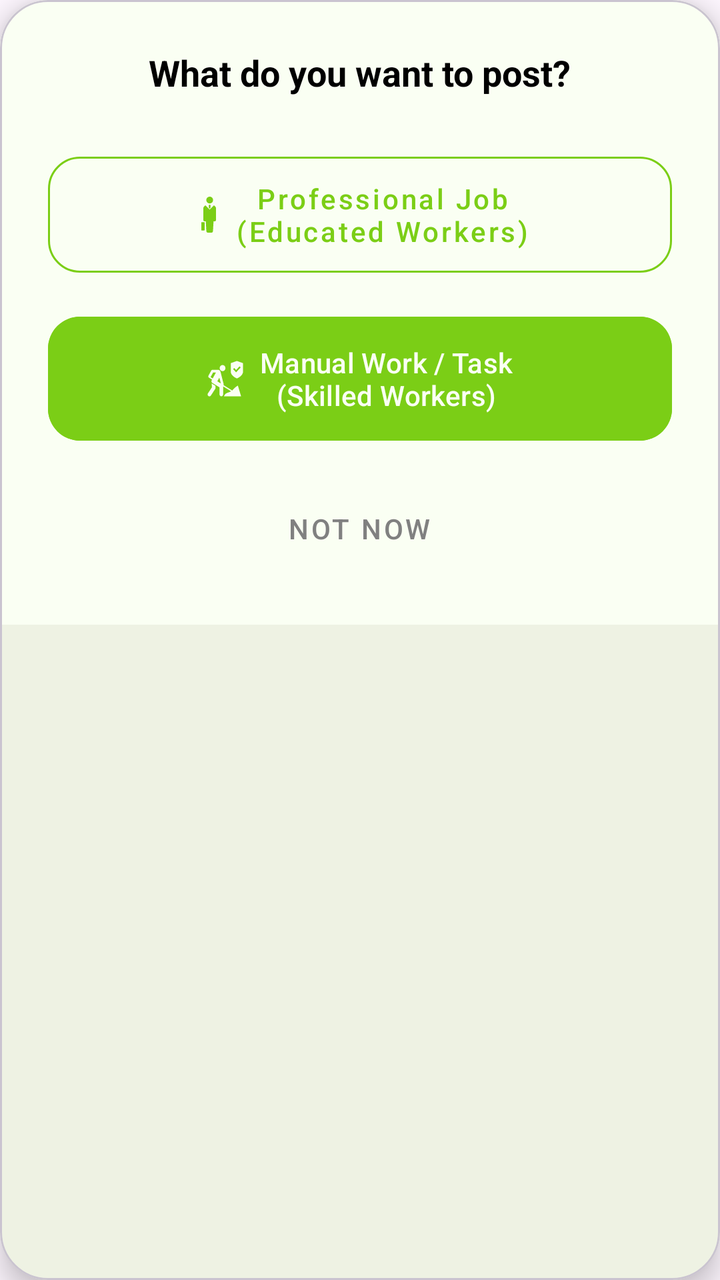
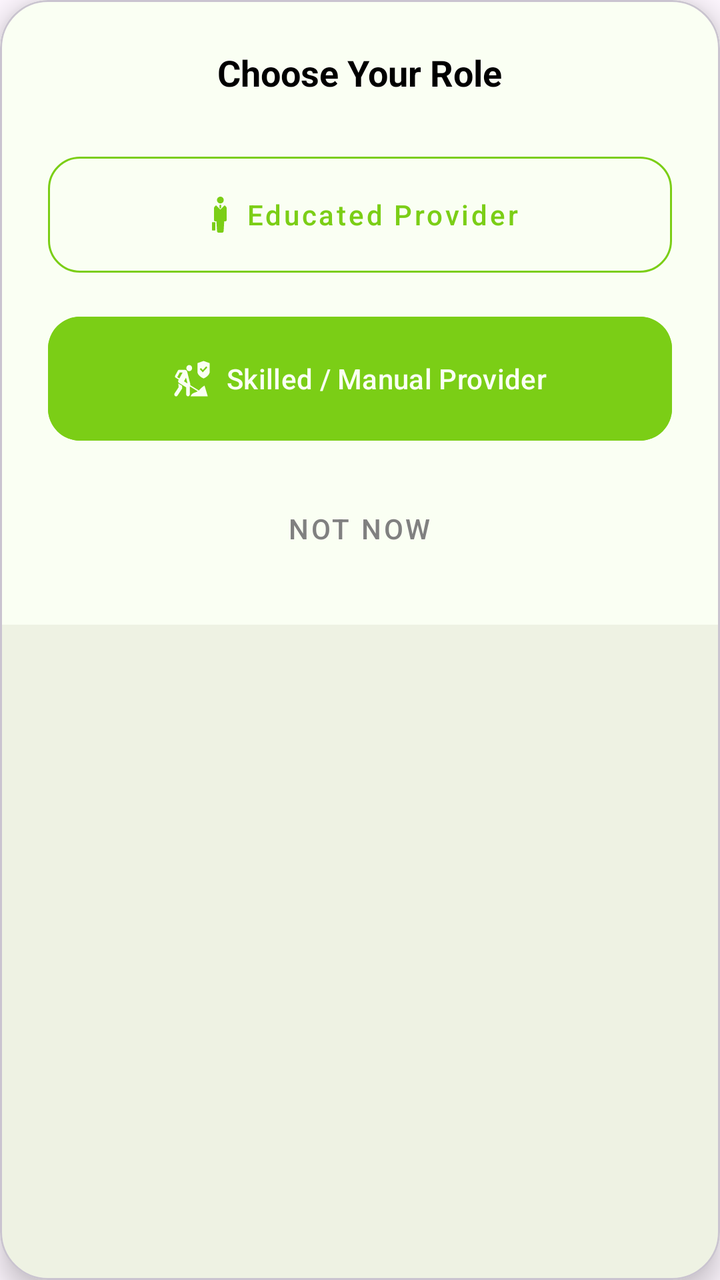

The first picture is an Android layout as it rendered before a commit; the second is the same layout after the commit. The layout source and the unified diff follow.
<!-- AndroidManifest.xml: application theme Theme.RozgarConnector -->
<!-- res/layout/dialog_post_choice.xml -->
<?xml version="1.0" encoding="utf-8"?>
<com.google.android.material.card.MaterialCardView xmlns:android="http://schemas.android.com/apk/res/android"
    xmlns:app="http://schemas.android.com/apk/res-auto"
    android:layout_width="match_parent"
    android:layout_height="wrap_content"
    app:cardCornerRadius="24dp"
    app:cardElevation="8dp"
    android:layout_margin="20dp">

    <LinearLayout
        android:layout_width="match_parent"
        android:layout_height="wrap_content"
        android:orientation="vertical"
        android:padding="24dp"
        android:background="@color/white">

        <TextView
            android:layout_width="wrap_content"
            android:layout_height="wrap_content"
            android:text="What do you want to post?"
            android:textColor="@color/black"
            android:textSize="18sp"
            android:textStyle="bold"
            android:layout_gravity="center_horizontal"
            android:layout_marginBottom="24dp"/>

        
        <com.google.android.material.button.MaterialButton
            android:id="@+id/btnChoiceEducated"
            style="@style/Widget.MaterialComponents.Button.OutlinedButton"
            android:layout_width="match_parent"
            android:layout_height="70dp"
            android:text="Professional Job\n(Educated Workers)"
            android:textAllCaps="false"
            android:textSize="14sp"
            android:textColor="@color/primary_green"
            app:strokeColor="@color/primary_green"
            app:cornerRadius="16dp"
            app:icon="@drawable/ic_educated_worker"
            app:iconGravity="textStart"
            android:layout_marginBottom="12dp"/>

        
        <com.google.android.material.button.MaterialButton
            android:id="@+id/btnChoiceManual"
            android:layout_width="match_parent"
            android:layout_height="70dp"
            android:text="Manual Work / Task\n(Skilled Workers)"
            android:textAllCaps="false"
            android:textSize="14sp"
            android:backgroundTint="@color/primary_green"
            android:textColor="@color/white"
            app:cornerRadius="16dp"
            app:icon="@drawable/ic_uneducated_worker"
            app:iconGravity="textStart"
            app:iconTint="@color/white"/>

        <Button
            android:id="@+id/btnCancelChoice"
            style="@style/Widget.MaterialComponents.Button.TextButton"
            android:layout_width="wrap_content"
            android:layout_height="wrap_content"
            android:layout_gravity="center_horizontal"
            android:layout_marginTop="16dp"
            android:text="Not Now"
            android:textColor="@color/grey" />

    </LinearLayout>
</com.google.android.material.card.MaterialCardView>
<!-- resources referenced by this layout -->
<resources>
  <color name="black">#FF000000</color>
  <color name="grey">#808080</color>
  <color name="primary_green">#7BCE16</color>
  <color name="white">#FAFFF3</color>
  <!-- drawable ic_educated_worker (drawable) -->
  <vector xmlns:android="http://schemas.android.com/apk/res/android"
      android:width="800dp"
      android:height="800dp"
      android:viewportWidth="512"
      android:viewportHeight="512">
    <path
        android:pathData="M329.39,123.39l-59.24,59.23l-59.22,-59.23c-17.23,8.11 -31.83,26.96 -31.83,44.67v162.06c0,11.68 9.47,21.15 21.14,21.15c5.75,0 0,0 14.77,0l8.05,138.22c0,12.43 10.08,22.5 22.5,22.5c5.24,0 14.91,0 24.59,0c9.69,0 19.36,0 24.6,0c12.42,0 22.5,-10.07 22.5,-22.5l8.05,-138.22c14.75,0 9.02,0 14.75,0c11.69,0 21.14,-9.47 21.14,-21.15V168.06C361.22,150.35 346.62,131.5 329.39,123.39z"
        android:fillColor="#000000"/>
    <path
        android:pathData="M270.66,96.43c26.64,0 48.21,-21.59 48.21,-48.21c0,-26.65 -21.57,-48.23 -48.21,-48.23c-26.65,0 -48.22,21.58 -48.22,48.23C222.44,74.84 244.01,96.43 270.66,96.43z"
        android:fillColor="#000000"/>
    <path
        android:pathData="M193.17,362.58h-35.94c-3.56,0 -6.43,2.87 -6.43,6.43v104.64c0,3.56 2.87,6.43 6.43,6.43h35.94c3.54,0 6.43,-2.87 6.43,-6.43V369.01C199.59,365.45 196.71,362.58 193.17,362.58z"
        android:fillColor="#000000"/>
    <path
        android:pathData="M257.19,116.76l0,37.88l12.96,17.35l12.98,-17.35l0,-37.88l-12.98,0z"
        android:fillColor="#000000"/>
  </vector>
  <!-- drawable ic_uneducated_worker (drawable) -->
  <vector xmlns:android="http://schemas.android.com/apk/res/android"
      android:width="800dp"
      android:height="800dp"
      android:viewportWidth="256"
      android:viewportHeight="240">
    <path
        android:pathData="M108.33,29c11.33,0 20.52,9.19 20.52,20.52s-9.19,20.52 -20.52,20.52S87.81,60.85 87.81,49.51S97,29 108.33,29zM33.07,153.32l-0.19,-0.19l0,0c-0.85,-0.57 -1.61,-1.04 -2.27,-1.8l2.27,26L4.33,217.8c-4.07,5.86 -2.65,13.8 3.03,17.87c5.86,4.07 13.8,2.65 17.87,-3.03l30.82,-44.44c1.61,-2.27 2.65,-5.3 2.27,-8.32l-1.04,-12.57L33.07,153.32zM117.88,237.94h122.34l-22.88,-71.38c0,0 -12.95,3.21 -38.57,30.44c-0.57,0.57 -1.23,1.23 -1.8,1.8l-61.83,-35.74c1.04,-1.99 1.23,-4.26 0.85,-6.71L94.05,75.04c-1.8,-7.94 -8.89,-13.99 -17.21,-13.99H35.9c-3.03,0 -6.05,1.61 -7.75,4.26L7.73,100.76c-2.65,4.26 -1.04,9.74 3.21,12.2l22.88,13.14l-3.03,5.11c-3.69,6.05 -1.61,13.8 4.63,17.21L86.77,178v46.89c0,7.09 5.67,12.76 12.76,12.76s12.76,-5.67 12.76,-12.76v-53.51l56.82,32.9c-11.72,6.71 -25.15,7.94 -34.7,13.61C122.7,224.9 117.88,237.94 117.88,237.94zM38.17,118.63l-15.03,-8.7l0,0l17.87,-30.82h20.04L38.17,118.63zM71.17,137.72l14.18,-24.77l10.59,38.95L71.17,137.72zM210.3,2.01V2l-0.01,0L210.27,2v0.01l-43.7,14.56v58.28c0,0 0.52,26.96 43.71,43.71C253.48,101.82 254,74.85 254,74.85V16.57L210.3,2.01zM204.62,77.68l-21.31,-21.3l7.73,-7.73l13.58,13.59l24.91,-24.83l7.72,7.74L204.62,77.68z"
        android:fillColor="#000000"/>
  </vector>
  <style name="Theme.RozgarConnector" parent="Base.Theme.RozgarConnector" />
  <style name="Base.Theme.RozgarConnector" parent="Theme.Material3.DayNight.NoActionBar">
          
          <item name="colorPrimary">@color/primary_green</item>
      </style>
</resources>

<!-- the commit's change to res/layout/dialog_post_choice.xml (unified diff, before → after) -->
@@ -15,9 +15,10 @@
         android:background="@color/white">
 
         <TextView
+            android:id="@+id/tvChoiceTitle"
             android:layout_width="wrap_content"
             android:layout_height="wrap_content"
-            android:text="What do you want to post?"
+            android:text="@string/choose_your_role"
             android:textColor="@color/black"
             android:textSize="18sp"
             android:textStyle="bold"
@@ -30,7 +31,7 @@
             style="@style/Widget.MaterialComponents.Button.OutlinedButton"
             android:layout_width="match_parent"
             android:layout_height="70dp"
-            android:text="Professional Job\n(Educated Workers)"
+            android:text="@string/educated_worker"
             android:textAllCaps="false"
             android:textSize="14sp"
             android:textColor="@color/primary_green"
@@ -45,7 +46,7 @@
             android:id="@+id/btnChoiceManual"
             android:layout_width="match_parent"
             android:layout_height="70dp"
-            android:text="Manual Work / Task\n(Skilled Workers)"
+            android:text="@string/un_educated_worker"
             android:textAllCaps="false"
             android:textSize="14sp"
             android:backgroundTint="@color/primary_green"
@@ -62,7 +63,7 @@
             android:layout_height="wrap_content"
             android:layout_gravity="center_horizontal"
             android:layout_marginTop="16dp"
-            android:text="Not Now"
+            android:text="@string/not_now"
             android:textColor="@color/grey" />
 
     </LinearLayout>
<!-- resource entries referenced after the edit -->
@@ -33,6 +33,10 @@
         android:pathData="M108.33,29c11.33,0 20.52,9.19 20.52,20.52s-9.19,20.52 -20.52,20.52S87.81,60.85 87.81,49.51S97,29 108.33,29zM33.07,153.32l-0.19,-0.19l0,0c-0.85,-0.57 -1.61,-1.04 -2.27,-1.8l2.27,26L4.33,217.8c-4.07,5.86 -2.65,13.8 3.03,17.87c5.86,4.07 13.8,2.65 17.87,-3.03l30.82,-44.44c1.61,-2.27 2.65,-5.3 2.27,-8.32l-1.04,-12.57L33.07,153.32zM117.88,237.94h122.34l-22.88,-71.38c0,0 -12.95,3.21 -38.57,30.44c-0.57,0.57 -1.23,1.23 -1.8,1.8l-61.83,-35.74c1.04,-1.99 1.23,-4.26 0.85,-6.71L94.05,75.04c-1.8,-7.94 -8.89,-13.99 -17.21,-13.99H35.9c-3.03,0 -6.05,1.61 -7.75,4.26L7.73,100.76c-2.65,4.26 -1.04,9.74 3.21,12.2l22.88,13.14l-3.03,5.11c-3.69,6.05 -1.61,13.8 4.63,17.21L86.77,178v46.89c0,7.09 5.67,12.76 12.76,12.76s12.76,-5.67 12.76,-12.76v-53.51l56.82,32.9c-11.72,6.71 -25.15,7.94 -34.7,13.61C122.7,224.9 117.88,237.94 117.88,237.94zM38.17,118.63l-15.03,-8.7l0,0l17.87,-30.82h20.04L38.17,118.63zM71.17,137.72l14.18,-24.77l10.59,38.95L71.17,137.72zM210.3,2.01V2l-0.01,0L210.27,2v0.01l-43.7,14.56v58.28c0,0 0.52,26.96 43.71,43.71C253.48,101.82 254,74.85 254,74.85V16.57L210.3,2.01zM204.62,77.68l-21.31,-21.3l7.73,-7.73l13.58,13.59l24.91,-24.83l7.72,7.74L204.62,77.68z"
         android:fillColor="#000000"/>
   </vector>
+  <string name="choose_your_role">Choose Your Role</string>
+  <string name="educated_worker">Educated Provider</string>
+  <string name="not_now">Not Now</string>
+  <string name="un_educated_worker">Skilled / Manual Provider</string>
   <style name="Theme.RozgarConnector" parent="Base.Theme.RozgarConnector" />
   <style name="Base.Theme.RozgarConnector" parent="Theme.Material3.DayNight.NoActionBar">
           
